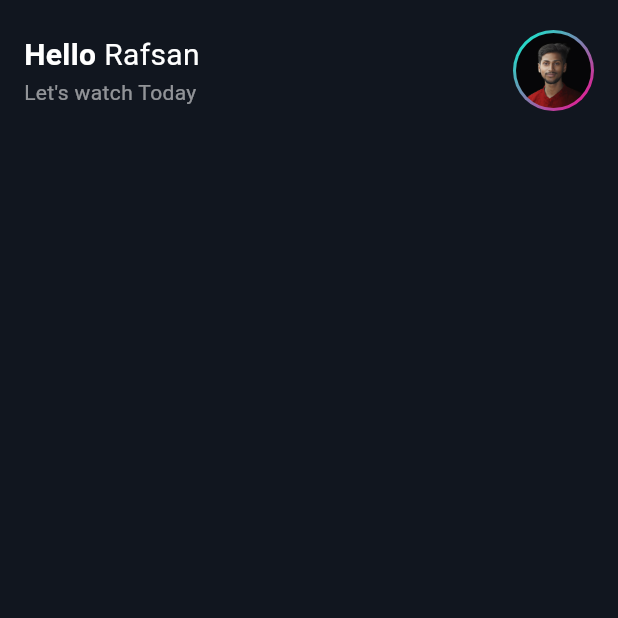
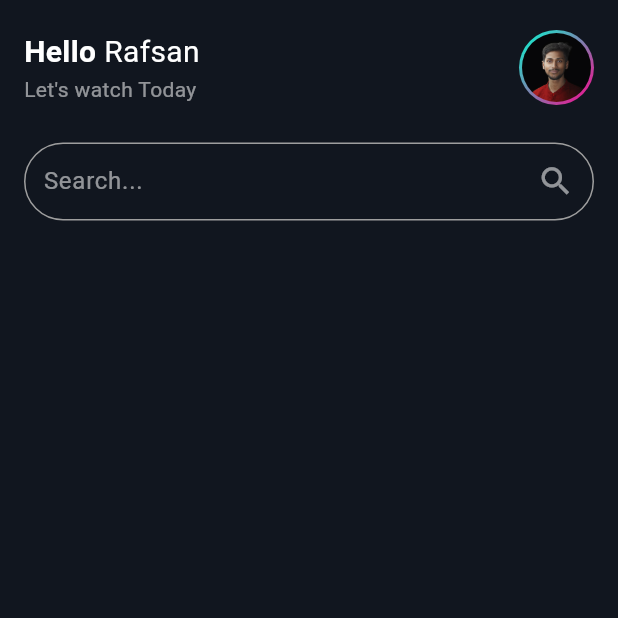
Before and after one commit to marmiju/HomeScrren-Ui, a Flutter app: the screen it shows after launch, on a phone screen of 412 x 824 dp, the top half of it. Run offline on Flutter 3.47's test engine with Material 3 defaults, Android fonts, the phone set to English and light mode, and no system bars; our stand-ins replace google_fonts.

Commit message:
search field

```diff
--- a/lib/Screen/HomeScreen.dart
+++ b/lib/Screen/HomeScreen.dart
@@ -1,5 +1,6 @@
 import 'package:flutter/material.dart';
-import 'package:home_screen/widget/Header.dart';
+import 'package:home_screen/widget/Header/Header.dart';
+import 'package:home_screen/widget/SearchBar/Serchbar.dart';
 
 class HomeScreen extends StatelessWidget {
   const HomeScreen({super.key});
@@ -15,6 +16,7 @@ class HomeScreen extends StatelessWidget {
             crossAxisAlignment: CrossAxisAlignment.start,
             children: [
               Header(),
+              Serchbar(),
             ],
           ),
         ),
--- a/lib/main.dart
+++ b/lib/main.dart
@@ -12,10 +12,12 @@ class MyApp extends StatelessWidget {
   @override
   Widget build(BuildContext context) {
     return MaterialApp(
+      debugShowCheckedModeBanner: false,
       title: 'Hello',
       theme: ThemeData(
         useMaterial3: true,
         scaffoldBackgroundColor: const Color(0xFF11161F),
+        disabledColor: Colors.white54
       ),
       home: HomeScreen()
     );
--- a/lib/widget/Header.dart
+++ b/lib/widget/Header/Header.dart
@@ -1,6 +1,6 @@
 import 'package:flutter/material.dart';
-import 'package:home_screen/widget/Titlewithsub.dart';
-import 'package:home_screen/widget/headerImage.dart';
+import 'package:home_screen/widget/Header/TitlewithSub.dart';
+import 'package:home_screen/widget/Header/headerImage.dart';
 
 class Header extends StatelessWidget {
   const Header({super.key});
--- a/lib/widget/headerImage.dart
+++ b/lib/widget/Header/headerImage.dart
@@ -6,6 +6,8 @@ class HeaderImage extends StatelessWidget {
   @override
   Widget build(BuildContext context) {
     return Container(
+      width: 50,
+      height: 50,
       padding: EdgeInsets.all(2), // Space for the gradient border
       decoration: BoxDecoration(
         gradient: LinearGradient(
@@ -19,8 +21,6 @@ class HeaderImage extends StatelessWidget {
         borderRadius: BorderRadius.circular(50),
         child: Image.asset(
           'assets/images/profile.png',
-          width: 50,
-          height: 50,
           fit: BoxFit.cover,
         ),
       ),
--- /dev/null
+++ b/lib/widget/Header/titlewithSub.dart
@@ -0,0 +1,39 @@
+import 'package:flutter/material.dart';
+import 'package:google_fonts/google_fonts.dart';
+
+class Titlewithsub extends StatelessWidget {
+  const Titlewithsub({super.key});
+
+  @override
+  Widget build(BuildContext context) {
+    return Column(
+      crossAxisAlignment: CrossAxisAlignment.start,
+      children: [
+        Text.rich(
+          TextSpan(
+            children: [
+              TextSpan(
+                  text: 'Hello ',
+                  style: GoogleFonts.roboto(
+                    fontWeight: FontWeight.bold,
+                    fontSize: 20,
+                    color: Colors.white,
+                  )),
+              TextSpan(
+                text: 'Rafsan',
+                style: TextStyle(
+                    fontWeight: FontWeight.normal,
+                    fontSize: 20,
+                    color: Colors.white),
+              ),
+            ],
+          ),
+        ),
+        Text(
+          "Let's watch Today",
+          style: TextStyle(color: Theme.of(context).disabledColor),
+        ),
+      ],
+    );
+  }
+}
--- /dev/null
+++ b/lib/widget/SearchBar/SearchField.dart
@@ -0,0 +1,48 @@
+import 'package:flutter/material.dart';
+import 'package:google_fonts/google_fonts.dart';
+
+class Searchfield extends StatefulWidget {
+  const Searchfield({super.key});
+
+  @override
+  _SearchfieldState createState() => _SearchfieldState();
+}
+
+class _SearchfieldState extends State<Searchfield> {
+  final TextEditingController _controller = TextEditingController();
+
+  @override
+  Widget build(BuildContext context) {
+    return Expanded(
+      child: Container(
+        margin: EdgeInsets.only(top: 25),
+        padding: EdgeInsets.symmetric(vertical: 1, horizontal: 12),
+        decoration: BoxDecoration(
+          borderRadius: BorderRadius.circular(30),
+          border: Border.all(color: Colors.grey),
+        ),
+        child: Row(
+          children: [
+            Expanded(
+              child: TextField(
+                controller: _controller,
+                cursorColor: Theme.of(context).disabledColor,
+                style: TextStyle(color: Colors.white),
+                decoration: InputDecoration(
+                  border: InputBorder.none,
+                  hintText: "Search...",
+                  hintStyle: GoogleFonts.roboto(
+                    textStyle:
+                        TextStyle(color: Theme.of(context).disabledColor),
+                  ),
+                ),
+              ),
+            ),
+            Icon(Icons.search,
+                color: Theme.of(context).disabledColor, size: 25),
+          ],
+        ),
+      ),
+    );
+  }
+}
--- /dev/null
+++ b/lib/widget/SearchBar/Serchbar.dart
@@ -0,0 +1,18 @@
+import 'package:flutter/material.dart';
+import 'package:home_screen/widget/SearchBar/SearchField.dart';
+
+class Serchbar extends StatelessWidget {
+  const Serchbar({super.key});
+
+  @override
+  Widget build(BuildContext context) {
+    return
+      Row(
+        children: [
+          Searchfield(),
+
+        ],
+
+    );
+  }
+}
--- a/lib/widget/TitlewithSub.dart
+++ /dev/null
@@ -1,40 +0,0 @@
-import 'package:flutter/material.dart';
-
-class Titlewithsub extends StatelessWidget {
-  const Titlewithsub({super.key});
-
-  @override
-  Widget build(BuildContext context) {
-    return Column(
-      crossAxisAlignment: CrossAxisAlignment.start,
-      children: [
-        Text.rich(
-          TextSpan(
-            children: [
-              TextSpan(
-                text: 'Hello ',
-                style: TextStyle(
-                  fontWeight: FontWeight.bold,
-                  fontSize: 20,
-                  color: Colors.white // Optional: Adjust size as needed
-                ),
-              ),
-              TextSpan(
-                text: 'Rafsan',
-                style: TextStyle(
-                  fontWeight: FontWeight.normal,
-                  fontSize: 20,
-                  color: Colors.white  // Ensure consistency if needed
-                ),
-              ),
-            ],
-          ),
-        ),
-        Text("Let's watch Today",style: TextStyle(
-          color: Colors.white54
-        ),),
-
-      ],
-    );
-  }
-}
--- a/pubspec.yaml
+++ b/pubspec.yaml
@@ -34,6 +34,7 @@ dependencies:
   # The following adds the Cupertino Icons font to your application.
   # Use with the CupertinoIcons class for iOS style icons.
   cupertino_icons: ^1.0.8
+  google_fonts: ^6.2.1
 
 dev_dependencies:
   flutter_test:
```
Also changed, not shown: pubspec.lock, 1 other file.
